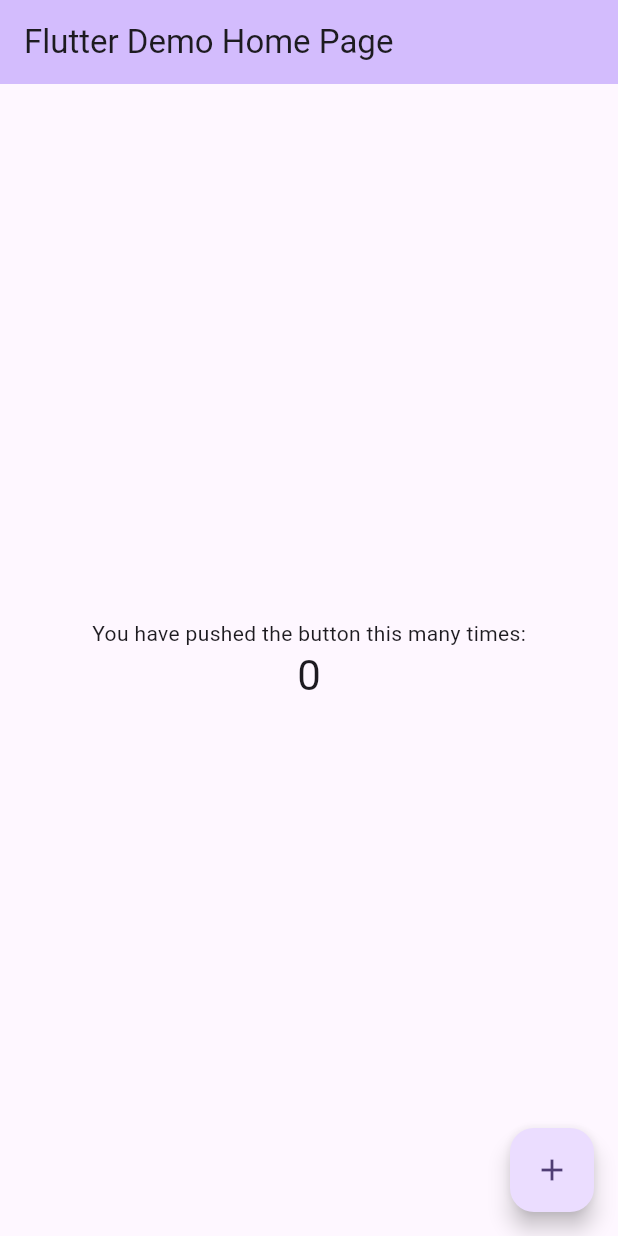
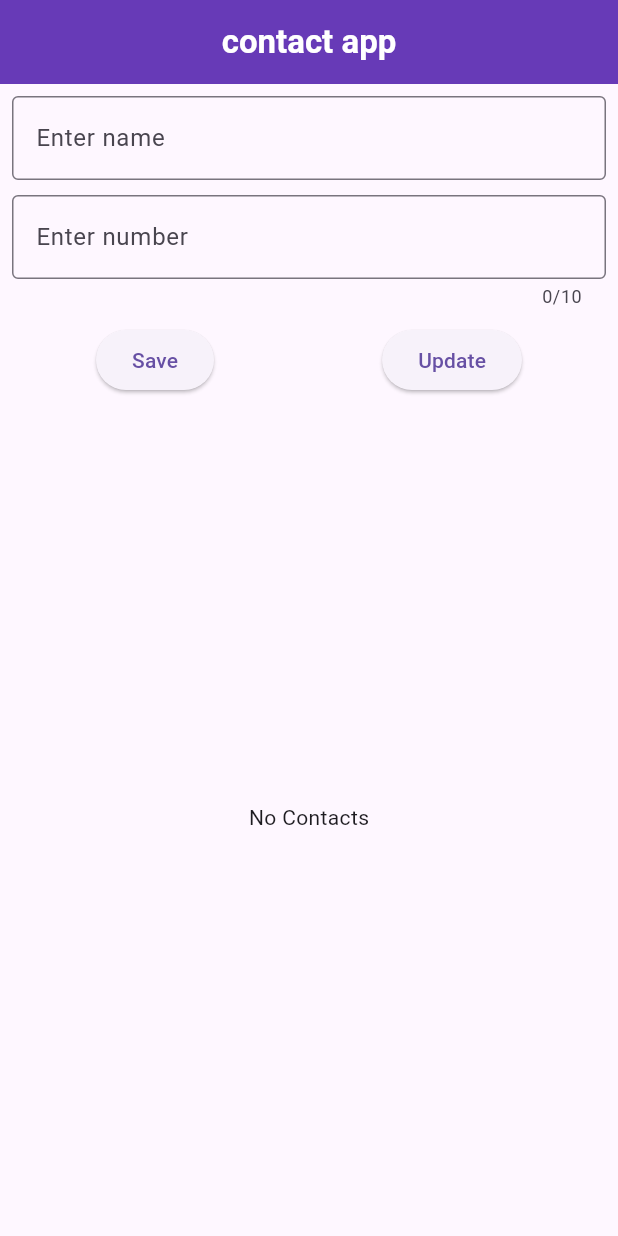
Before and after one commit to ImalkaDilakshan99/flutter-dummy, a Flutter app: the screen it shows after launch, on a phone screen of 412 x 824 dp. Run offline on Flutter 3.47's test engine with Material 3 defaults, Android fonts, the phone set to English and light mode, and no system bars.

Commit message:
Create a simple  CRUD application

```diff
--- /dev/null
+++ b/lib/Contact.dart
@@ -0,0 +1,8 @@
+class Contact {
+  String name;
+  String number;
+
+  Contact({required this.name, required this.number});
+
+
+}
--- /dev/null
+++ b/lib/Home_Screen.dart
@@ -0,0 +1,136 @@
+import 'package:dummy_app/Contact.dart';
+import 'package:dummy_app/style.dart';
+import 'package:flutter/material.dart';
+
+class HomeScreen extends StatefulWidget {
+  const HomeScreen({super.key});
+
+  @override
+  State<HomeScreen> createState() => _HomeScreenState();
+}
+
+class _HomeScreenState extends State<HomeScreen> {
+  List<Contact> contacts = List.empty(growable: true);
+
+  TextEditingController nameController = TextEditingController();
+  TextEditingController numController = TextEditingController();
+
+  var selectIndex = -1;
+
+  @override
+  Widget build(BuildContext context) {
+    return Scaffold(
+      appBar: AppBar(
+        centerTitle: true,
+        title: const Text(
+          'contact app',
+          style: TextStyle(color: Colors.white, fontWeight: FontWeight.bold),
+        ),
+        backgroundColor: Colors.deepPurple,
+      ),
+      body: Padding(
+        padding: const EdgeInsets.all(8.0),
+        child: Column(
+          children: [
+            TextField(
+              controller: nameController,
+              decoration: apptextfielddecoration.main(hinttext: "Enter name"),
+            ),
+            SizedBox(height: 10),
+            TextField(
+              controller: numController,
+              keyboardType: TextInputType.number,
+              maxLength: 10,
+              decoration: apptextfielddecoration.main(hinttext: "Enter number"),
+            ),
+            SizedBox(height: 10),
+            Row(
+              mainAxisAlignment: MainAxisAlignment.spaceAround,
+              children: [
+                ElevatedButton(
+                  onPressed: () {
+                    String name = nameController.text.trim();
+                    String number = numController.text.trim();
+                    if (name.isNotEmpty && number.isNotEmpty) {
+                      setState(() {
+                        nameController.text = '';
+                        numController.text = '';
+                        contacts.add(Contact(name: name, number: number));
+                      });
+                    }
+                  },
+                  child: const Text("Save"),
+                ),
+                ElevatedButton(
+                  onPressed: () {
+                    String name = nameController.text.trim();
+                    String number = numController.text.trim();
+                    if (name.isNotEmpty && number.isNotEmpty) {
+                      setState(() {
+                        contacts[selectIndex].name = name;
+                        contacts[selectIndex].number = number;
+                        nameController.text = '';
+                        numController.text = '';
+                        selectIndex = -1;
+                      });
+                    }
+                  },
+                  child: const Text("Update"),
+                ),
+              ],
+            ),
+            SizedBox(height: 10),
+            Expanded(
+              child: contacts.isEmpty
+                  ? Center(child: const Text("No Contacts"))
+                  : ListView.builder(
+                      itemCount: contacts.length,
+                      itemBuilder: (context, Index) => Card(
+                        child: ListTile(
+                          title: Column(
+                            children: [
+                              Text(contacts[Index].name),
+                              Text(contacts[Index].number),
+                            ],
+                          ),
+                          leading: CircleAvatar(
+                            backgroundColor: Index % 2 == 0
+                                ? Colors.red
+                                : Colors.yellow,
+                            child: Text(contacts[Index].name[0]),
+                            foregroundColor: Colors.white,
+                          ),
+                          trailing: SizedBox(
+                            width: 70,
+                            child: Row(
+                              children: [
+                                GestureDetector(
+                                  child: Icon(Icons.edit),
+                                  onTap: () {
+                                    selectIndex = Index;
+                                    nameController.text = contacts[Index].name;
+                                    numController.text = contacts[Index].number;
+                                  },
+                                ),
+                                SizedBox(width: 20),
+                                GestureDetector(
+                                  child: Icon(Icons.delete),
+                                  onTap: () {
+                                    setState(() {
+                                      contacts.removeAt(Index);
+                                    });
+                                  },
+                                ),
+                              ],
+                            ),
+                          ),
+                        ),
+                      ),
+                    ),
+            ),
+          ],
+        ),
+      ),
+    );
+  }
+}
--- a/lib/main.dart
+++ b/lib/main.dart
@@ -1,3 +1,4 @@
+import 'package:dummy_app/Home_Screen.dart';
 import 'package:flutter/material.dart';
 
 void main() {
@@ -7,116 +8,11 @@ void main() {
 class MyApp extends StatelessWidget {
   const MyApp({super.key});
 
-  // This widget is the root of your application.
   @override
   Widget build(BuildContext context) {
-    return MaterialApp(
-      title: 'Flutter Demo',
-      theme: ThemeData(
-        // This is the theme of your application.
-        //
-        // TRY THIS: Try running your application with "flutter run". You'll see
-        // the application has a purple toolbar. Then, without quitting the app,
-        // try changing the seedColor in the colorScheme below to Colors.green
-        // and then invoke "hot reload" (save your changes or press the "hot
-        // reload" button in a Flutter-supported IDE, or press "r" if you used
-        // the command line to start the app).
-        //
-        // Notice that the counter didn't reset back to zero; the application
-        // state is not lost during the reload. To reset the state, use hot
-        // restart instead.
-        //
-        // This works for code too, not just values: Most code changes can be
-        // tested with just a hot reload.
-        colorScheme: ColorScheme.fromSeed(seedColor: Colors.deepPurple),
-      ),
-      home: const MyHomePage(title: 'Flutter Demo Home Page'),
+    return const MaterialApp(
+      title: 'flutter dummy',
+      home: HomeScreen(),
     );
   }
 }
-
-class MyHomePage extends StatefulWidget {
-  const MyHomePage({super.key, required this.title});
-
-  // This widget is the home page of your application. It is stateful, meaning
-  // that it has a State object (defined below) that contains fields that affect
-  // how it looks.
-
-  // This class is the configuration for the state. It holds the values (in this
-  // case the title) provided by the parent (in this case the App widget) and
-  // used by the build method of the State. Fields in a Widget subclass are
-  // always marked "final".
-
-  final String title;
-
-  @override
-  State<MyHomePage> createState() => _MyHomePageState();
-}
-
-class _MyHomePageState extends State<MyHomePage> {
-  int _counter = 0;
-
-  void _incrementCounter() {
-    setState(() {
-      // This call to setState tells the Flutter framework that something has
-      // changed in this State, which causes it to rerun the build method below
-      // so that the display can reflect the updated values. If we changed
-      // _counter without calling setState(), then the build method would not be
-      // called again, and so nothing would appear to happen.
-      _counter++;
-    });
-  }
-
-  @override
-  Widget build(BuildContext context) {
-    // This method is rerun every time setState is called, for instance as done
-    // by the _incrementCounter method above.
-    //
-    // The Flutter framework has been optimized to make rerunning build methods
-    // fast, so that you can just rebuild anything that needs updating rather
-    // than having to individually change instances of widgets.
-    return Scaffold(
-      appBar: AppBar(
-        // TRY THIS: Try changing the color here to a specific color (to
-        // Colors.amber, perhaps?) and trigger a hot reload to see the AppBar
-        // change color while the other colors stay the same.
-        backgroundColor: Theme.of(context).colorScheme.inversePrimary,
-        // Here we take the value from the MyHomePage object that was created by
-        // the App.build method, and use it to set our appbar title.
-        title: Text(widget.title),
-      ),
-      body: Center(
-        // Center is a layout widget. It takes a single child and positions it
-        // in the middle of the parent.
-        child: Column(
-          // Column is also a layout widget. It takes a list of children and
-          // arranges them vertically. By default, it sizes itself to fit its
-          // children horizontally, and tries to be as tall as its parent.
-          //
-          // Column has various properties to control how it sizes itself and
-          // how it positions its children. Here we use mainAxisAlignment to
-          // center the children vertically; the main axis here is the vertical
-          // axis because Columns are vertical (the cross axis would be
-          // horizontal).
-          //
-          // TRY THIS: Invoke "debug painting" (choose the "Toggle Debug Paint"
-          // action in the IDE, or press "p" in the console), to see the
-          // wireframe for each widget.
-          mainAxisAlignment: MainAxisAlignment.center,
-          children: <Widget>[
-            const Text('You have pushed the button this many times:'),
-            Text(
-              '$_counter',
-              style: Theme.of(context).textTheme.headlineMedium,
-            ),
-          ],
-        ),
-      ),
-      floatingActionButton: FloatingActionButton(
-        onPressed: _incrementCounter,
-        tooltip: 'Increment',
-        child: const Icon(Icons.add),
-      ), // This trailing comma makes auto-formatting nicer for build methods.
-    );
-  }
-}
--- /dev/null
+++ b/lib/style.dart
@@ -0,0 +1,7 @@
+import 'package:flutter/material.dart';
+
+class apptextfielddecoration {
+  static InputDecoration main({hinttext = "Enter...."}) {
+    return InputDecoration(border: OutlineInputBorder(), hintText: hinttext);
+  }
+}
```
